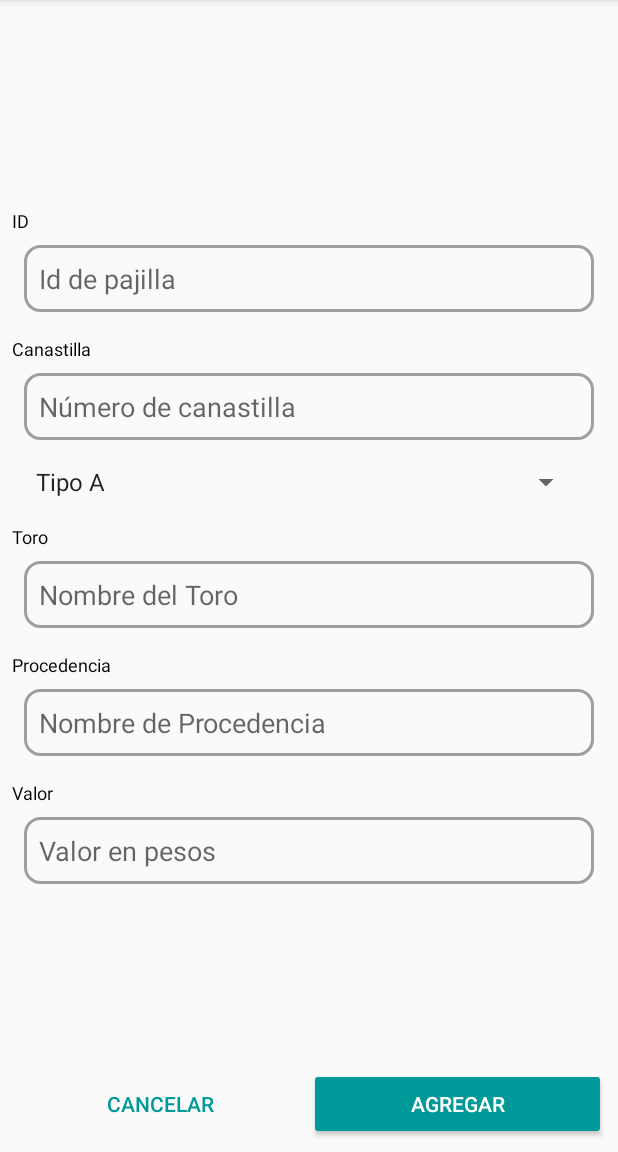
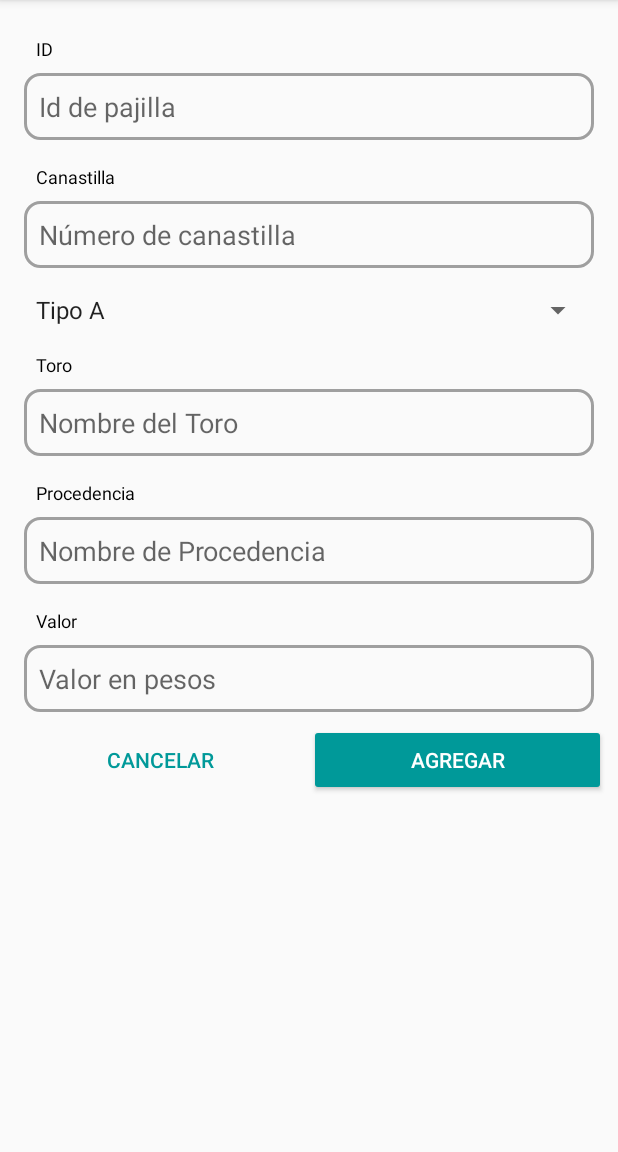
Before and after one commit to mutkan/GankoResources, an Android app: the StrawAddActivity screen opened directly, with no data from a screen before it, on a phone screen of 412 x 824 dp, the part 84-1236 px from its top. Run offline under Robolectric (Android 15) with nearby library versions, the phone set to English and light mode, and no system bars; our stand-ins replace Dagger/Hilt's generated code.

Commit message:
Add straw activity UI complete

```diff
--- a/app/src/main/res/layout/activity_add_straw.xml
+++ b/app/src/main/res/layout/activity_add_straw.xml
@@ -1,20 +1,17 @@
 <?xml version="1.0" encoding="utf-8"?>
-<android.support.constraint.ConstraintLayout xmlns:android="http://schemas.android.com/apk/res/android"
+<android.support.v4.widget.NestedScrollView
+    xmlns:android="http://schemas.android.com/apk/res/android"
     xmlns:app="http://schemas.android.com/apk/res-auto"
     xmlns:tools="http://schemas.android.com/tools"
     android:layout_width="match_parent"
     android:layout_height="match_parent"
     tools:context=".ui.menu.Straw.StrawAddActivity">
 
-    <LinearLayout
+
+    <android.support.constraint.ConstraintLayout
         android:layout_width="match_parent"
-        android:layout_height="wrap_content"
-        android:layout_marginBottom="8dp"
-        android:orientation="vertical"
-        app:layout_constraintBottom_toTopOf="@+id/btnAdd"
-        app:layout_constraintEnd_toEndOf="parent"
-        app:layout_constraintStart_toStartOf="parent"
-        app:layout_constraintTop_toTopOf="parent">
+        android:layout_height="match_parent">
+
 
         <TextView
             android:id="@+id/strawIdText"
@@ -47,11 +44,10 @@
             style="@style/textview_label"
             android:layout_width="wrap_content"
             android:layout_height="wrap_content"
-            android:layout_marginLeft="8dp"
-            android:layout_marginStart="8dp"
+            android:layout_marginStart="24dp"
             android:layout_marginTop="16dp"
             android:text="@string/layette"
-            app:layout_constraintStart_toStartOf="@+id/zealDate"
+            app:layout_constraintStart_toStartOf="parent"
             app:layout_constraintTop_toBottomOf="@+id/strawId" />
 
         <EditText
@@ -73,24 +69,23 @@
             android:id="@+id/type_spinner"
             android:layout_width="match_parent"
             android:layout_height="wrap_content"
-            android:layout_marginEnd="24dp"
+            android:layout_marginEnd="16dp"
             android:layout_marginStart="16dp"
             android:layout_marginTop="16dp"
             android:entries="@array/straw_type"
             app:layout_constraintEnd_toEndOf="parent"
             app:layout_constraintStart_toStartOf="parent"
-            app:layout_constraintTop_toBottomOf="@+id/zealDate" />
+            app:layout_constraintTop_toBottomOf="@+id/layette" />
 
         <TextView
             android:id="@+id/bullText"
             style="@style/textview_label"
             android:layout_width="wrap_content"
             android:layout_height="wrap_content"
-            android:layout_marginLeft="8dp"
-            android:layout_marginStart="8dp"
+            android:layout_marginStart="24dp"
             android:layout_marginTop="16dp"
             android:text="@string/bull"
-            app:layout_constraintStart_toStartOf="@+id/type_spinner"
+            app:layout_constraintStart_toStartOf="parent"
             app:layout_constraintTop_toBottomOf="@+id/type_spinner" />
 
         <EditText
@@ -161,8 +156,6 @@
             app:layout_constraintEnd_toEndOf="parent"
             app:layout_constraintStart_toStartOf="parent"
             app:layout_constraintTop_toBottomOf="@+id/valueText" />
-    </LinearLayout>
-
 
         <Button
             android:id="@+id/btnAdd"
@@ -183,10 +176,13 @@
             android:layout_height="wrap_content"
             android:layout_marginBottom="8dp"
             android:layout_marginStart="8dp"
+            android:layout_marginTop="8dp"
             android:text="@string/btn_cancel"
             app:layout_constraintBottom_toBottomOf="parent"
             app:layout_constraintEnd_toStartOf="@+id/btnAdd"
             app:layout_constraintHorizontal_bias="0.5"
-        app:layout_constraintStart_toStartOf="parent" />
+            app:layout_constraintStart_toStartOf="parent"
+            app:layout_constraintTop_toBottomOf="@+id/value" />
 
     </android.support.constraint.ConstraintLayout>
+</android.support.v4.widget.NestedScrollView>
```
Lines whose indentation alone changed are shown as unchanged.
